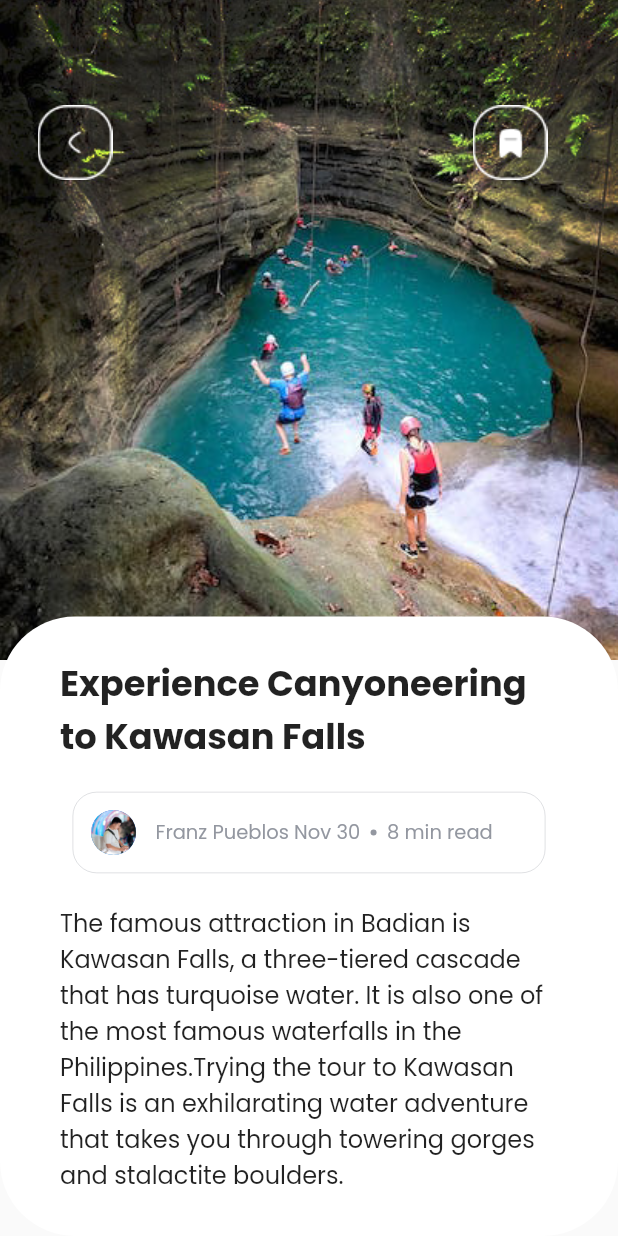
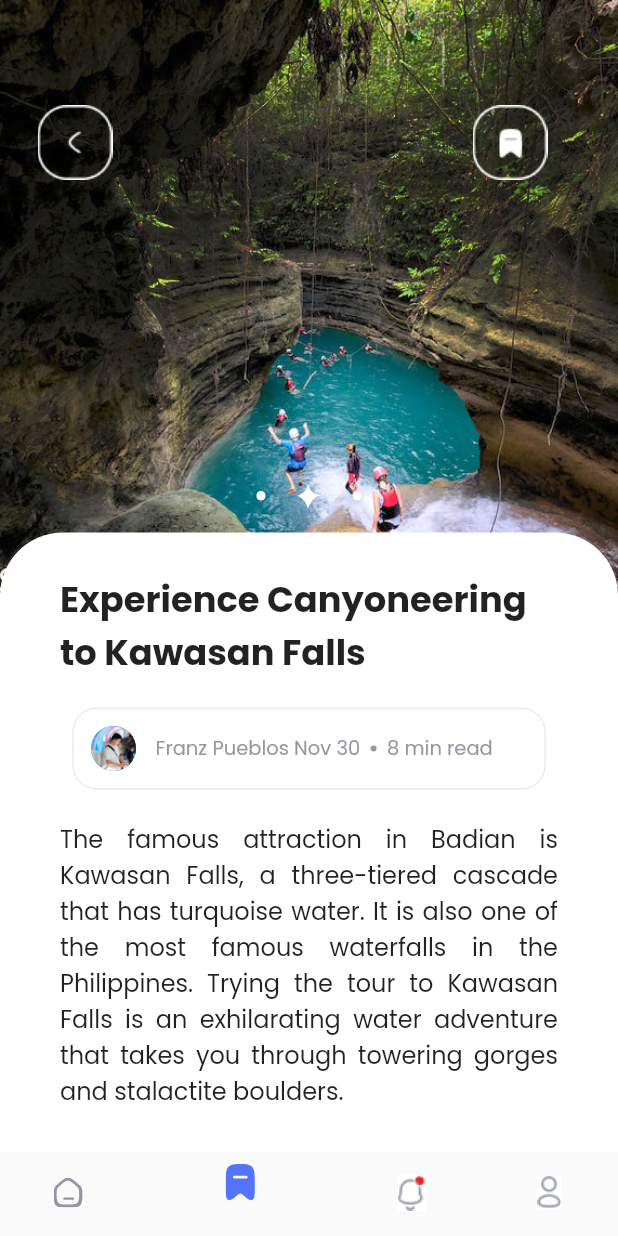
Before and after one commit to francheizko/flutter_midtermexam_travelnewsapp, a Flutter app: the KawasanScreen screen opened directly, on a phone screen of 412 x 824 dp. Run offline on Flutter 3.47's test engine with Material 2 defaults, Android fonts, the phone set to English and light mode, and no system bars; drawn by our look-alikes of carousel_slider; our stand-ins replace flutter_svg, google_fonts.

Commit message:
fixing bugs and finalizing kawasan screen

```diff
--- a/lib/main.dart
+++ b/lib/main.dart
@@ -31,7 +31,7 @@ class _MyWidgetState extends State<MidtermApp> {
       debugShowCheckedModeBanner: false,
       home: Scaffold(
         backgroundColor: const Color(0xFFFCFCFC),
-        body: const KawasanScreen(),
+        body: const HomeScreen(),
         bottomNavigationBar: BottomNavBar(
           selectedindex: selectedindex,
           onItemTapped: onItemTapped,
--- a/lib/screens/homescreen.dart
+++ b/lib/screens/homescreen.dart
@@ -1,5 +1,6 @@
 import 'package:flutter/material.dart';
 import 'package:flutter_midtermexam_travelnewsapp/models/shortsdata.dart';
+import 'package:flutter_midtermexam_travelnewsapp/screens/kawasan_falls.dart';
 import 'package:google_fonts/google_fonts.dart';
 import "package:flutter_midtermexam_travelnewsapp/models/articledata.dart";
 
@@ -152,7 +153,18 @@ class HomeScreen extends StatelessWidget {
               scrollDirection: Axis.horizontal,
               itemBuilder: ((context, index) {
                 ArticleData article = articles[index];
-                return Container(
+                return GestureDetector(
+                  onTap: () {
+                    if (article.title ==
+                        'Experience Canyoneering to Kawasan Falls') {
+                      Navigator.of(context).push(
+                        MaterialPageRoute(
+                          builder: (_) => const KawasanScreen(),
+                        ),
+                      );
+                    }
+                  },
+                  child: Container(
                     padding: const EdgeInsets.all(12),
                     margin: const EdgeInsets.only(right: 20),
                     height: 304,
@@ -239,6 +251,7 @@ class HomeScreen extends StatelessWidget {
                           ],
                         )
                       ],
+                    ),
                   ),
                 );
               }),
--- /dev/null
+++ b/lib/screens/imageswipe.dart
@@ -0,0 +1,84 @@
+import 'package:carousel_slider/carousel_slider.dart';
+import 'package:flutter/material.dart';
+import 'package:flutter_svg/svg.dart';
+
+final List<String> imageList = [
+  'assets/2-Kawasan-Image.jpg',
+  'assets/Experience-canyoneering-2.jpg',
+  'assets/3-Kawasan-Image.jpg'
+];
+
+class FullScreenSlider extends StatefulWidget {
+  const FullScreenSlider({Key? key}) : super(key: key);
+
+  @override
+  State<FullScreenSlider> createState() => _FullScreenSliderState();
+}
+
+class _FullScreenSliderState extends State<FullScreenSlider> {
+  int _current = 1;
+  final CarouselController _controller = CarouselController();
+
+  @override
+  Widget build(BuildContext context) {
+    return Stack(
+      children: [
+        CarouselSlider(
+          carouselController: _controller,
+          options: CarouselOptions(
+            height: 425,
+            viewportFraction: 1.0,
+            enlargeCenterPage: false,
+            onPageChanged: (index, reason) {
+              setState(() {
+                _current = index;
+              });
+            },
+            initialPage: _current,
+          ),
+          items: imageList
+              .map(
+                (item) => Center(
+                  child: Image.asset(item,
+                      fit: BoxFit.cover, height: 500, width: 500),
+                ),
+              )
+              .toList(),
+        ),
+        Align(
+          alignment: Alignment.bottomCenter,
+          child: Padding(
+            padding: const EdgeInsets.only(
+              bottom: 425,
+            ),
+            child: Row(
+              mainAxisAlignment: MainAxisAlignment.center,
+              children: imageList
+                  .asMap()
+                  .entries
+                  .map(
+                    (entry) => GestureDetector(
+                      onTap: () => _controller.animateToPage(entry.key),
+                      child: Padding(
+                        padding: const EdgeInsets.symmetric(
+                          horizontal: 8,
+                        ),
+                        child: Transform.scale(
+                          scale: 0.7, // Adjust the scale as needed
+                          child: SvgPicture.asset(
+                            _current == entry.key
+                                ? 'assets/carousel_indicator_enabled.svg'
+                                : 'assets/carousel_indicator_disabled.svg',
+                          ),
+                        ),
+                      ),
+                    ),
+                  )
+                  .toList(),
+            ),
+          ),
+        ),
+      ],
+    );
+  }
+}
--- a/lib/screens/kawasan_falls.dart
+++ b/lib/screens/kawasan_falls.dart
@@ -1,5 +1,7 @@
 import 'package:flutter/material.dart';
+import 'package:flutter_midtermexam_travelnewsapp/screens/imageswipe.dart';
 import 'package:google_fonts/google_fonts.dart';
+import 'package:flutter_midtermexam_travelnewsapp/screens/bottom_navbar.dart'; // Import your custom BottomNavBar
 
 class KawasanScreen extends StatelessWidget {
   const KawasanScreen({super.key});
@@ -7,61 +9,67 @@ class KawasanScreen extends StatelessWidget {
   @override
   Widget build(BuildContext context) {
     return Scaffold(
-      body: Column(
+        body: Stack(
           children: [
-          Expanded(
-            child: Stack(
-              children: [
-                Transform.scale(
-                  scale: 2.2, // Adjust the scale factor to zoom in
-                  child: const Image(
-                    image: AssetImage('assets/Experience-canyoneering-2.jpg'),
-                    fit: BoxFit.cover,
+            // FullScreenSlider
+            const Positioned.fill(
+              child: FullScreenSlider(),
             ),
-                ),
+
+            // Back Button
             Positioned(
               top: 65,
               left: 20,
+              child: GestureDetector(
+                onTap: () {
+                  Navigator.of(context).pop();
+                },
                 child: Container(
-                    width: 60, // Adjust the width to make the icon larger
-                    height: 60, // Adjust the height to make the icon larger
+                  width: 60,
+                  height: 60,
                   decoration: BoxDecoration(
-                      borderRadius: BorderRadius.circular(
-                          30), // Adjust the border radius accordingly
+                    borderRadius: BorderRadius.circular(30),
                   ),
                   child: Image.asset(
                     'assets/back-button.png',
-                      width: 60, // Adjust the width to make the icon larger
-                      height: 60, // Adjust the height to make the icon larger
+                    width: 60,
+                    height: 60,
                   ),
                 ),
               ),
+            ),
+
+            // Bookmark Icon
             Positioned(
               top: 65,
               left: 310,
               child: Container(
-                    width: 60, // Adjust the width to make the icon larger
-                    height: 60, // Adjust the height to make the icon larger
+                width: 60,
+                height: 60,
                 decoration: BoxDecoration(
-                      borderRadius: BorderRadius.circular(
-                          30), // Adjust the border radius accordingly
+                  borderRadius: BorderRadius.circular(30),
                 ),
                 child: Image.asset(
                   'assets/Bookmark-Icon.png',
-                      width: 60, // Adjust the width to make the icon larger
-                      height: 60, // Adjust the height to make the icon larger
+                  width: 60,
+                  height: 60,
                 ),
               ),
             ),
-              ],
+
+            // Container at the bottom of the screen
+            Positioned(
+              bottom: 0,
+              left: 0,
+              right: 0,
+              child: Container(
+                width: double.infinity,
+                height: 413,
+                decoration: const BoxDecoration(
+                  borderRadius: BorderRadius.only(
+                    topLeft: Radius.circular(42),
+                    topRight: Radius.circular(42),
                   ),
-          ),
-          Container(
-            alignment: Alignment.bottomCenter,
-            width: 475,
-            height: 413,
-            decoration: BoxDecoration(
-              borderRadius: BorderRadius.circular(50),
                   color: Colors.white,
                 ),
                 child: Padding(
@@ -74,7 +82,9 @@ class KawasanScreen extends StatelessWidget {
                       Text(
                         'Experience Canyoneering to Kawasan Falls',
                         style: GoogleFonts.poppins(
-                        fontSize: 23.5, fontWeight: FontWeight.w700),
+                          fontSize: 23.5,
+                          fontWeight: FontWeight.w700,
+                        ),
                         maxLines: 2,
                         overflow: TextOverflow.ellipsis,
                         textAlign: TextAlign.left,
@@ -89,14 +99,18 @@ class KawasanScreen extends StatelessWidget {
                           borderRadius: BorderRadius.circular(16),
                           color: Colors.white,
                           border: Border.all(
-                            color: const Color(0xFF9397A0), width: 0.2)),
+                            color: const Color(0xFF9397A0),
+                            width: 0.2,
+                          ),
+                        ),
                         child: Padding(
                           padding: const EdgeInsets.only(left: 12),
                           child: Row(
                             children: [
                               const CircleAvatar(
                                 radius: 15,
-                            backgroundImage: AssetImage('assets/Author-1.jpg'),
+                                backgroundImage:
+                                    AssetImage('assets/Author-1.jpg'),
                               ),
                               const SizedBox(
                                 width: 13,
@@ -104,15 +118,18 @@ class KawasanScreen extends StatelessWidget {
                               Text(
                                 'Franz Pueblos ',
                                 style: GoogleFonts.poppins(
-                                fontSize: 13, color: const Color(0xFF9397A0)),
+                                  fontSize: 13,
+                                  color: const Color(0xFF9397A0),
+                                ),
                               ),
                               Text(
                                 'Nov 30  ',
                                 style: GoogleFonts.poppins(
-                                fontSize: 13, color: const Color(0xFF9397A0)),
+                                  fontSize: 13,
+                                  color: const Color(0xFF9397A0),
+                                ),
                               ),
                               Container(
-                            // Add this Container for the circle
                                 width: 4,
                                 height: 4,
                                 decoration: const BoxDecoration(
@@ -123,7 +140,9 @@ class KawasanScreen extends StatelessWidget {
                               Text(
                                 '  8 min read',
                                 style: GoogleFonts.poppins(
-                                fontSize: 13, color: const Color(0xFF9397A0)),
+                                  fontSize: 13,
+                                  color: const Color(0xFF9397A0),
+                                ),
                               ),
                             ],
                           ),
@@ -133,16 +152,22 @@ class KawasanScreen extends StatelessWidget {
                         height: 21,
                       ),
                       Text(
-                    'The famous attraction in Badian is Kawasan Falls, a three-tiered cascade that has turquoise water. It is also one of the most famous waterfalls in the Philippines.Trying the tour to Kawasan Falls is an exhilarating water adventure that takes you through towering gorges and stalactite boulders.',
+                        'The famous attraction in Badian is Kawasan Falls, a three-tiered cascade that has turquoise water. It is also one of the most famous waterfalls in the Philippines. Trying the tour to Kawasan Falls is an exhilarating water adventure that takes you through towering gorges and stalactite boulders.',
                         style: GoogleFonts.poppins(fontSize: 16),
-                    textAlign: TextAlign.left,
-                  )
+                        textAlign: TextAlign.justify,
+                      ),
                     ],
+                  ),
                 ),
               ),
             ),
           ],
         ),
-    );
+        bottomNavigationBar: BottomNavBar(
+          selectedindex: 1, // Adjust the selected index accordingly
+          onItemTapped: (index) {
+            // Handle navigation to different screens here
+          },
+        ));
   }
 }
--- a/pubspec.yaml
+++ b/pubspec.yaml
@@ -31,7 +31,7 @@ dependencies:
   flutter:
     sdk: flutter
   google_fonts: ^6.1.0
-
+  carousel_slider: ^4.2.1
 
   # The following adds the Cupertino Icons font to your application.
   # Use with the CupertinoIcons class for iOS style icons.
```
Also changed, not shown: assets/2-Kawasan-Image.jpg (added), assets/3-Kawasan-Image.jpg (added), assets/carousel_indicator_disabled.svg (added), assets/carousel_indicator_enabled.svg (added), pubspec.lock. Lines whose indentation alone changed are shown as unchanged.
